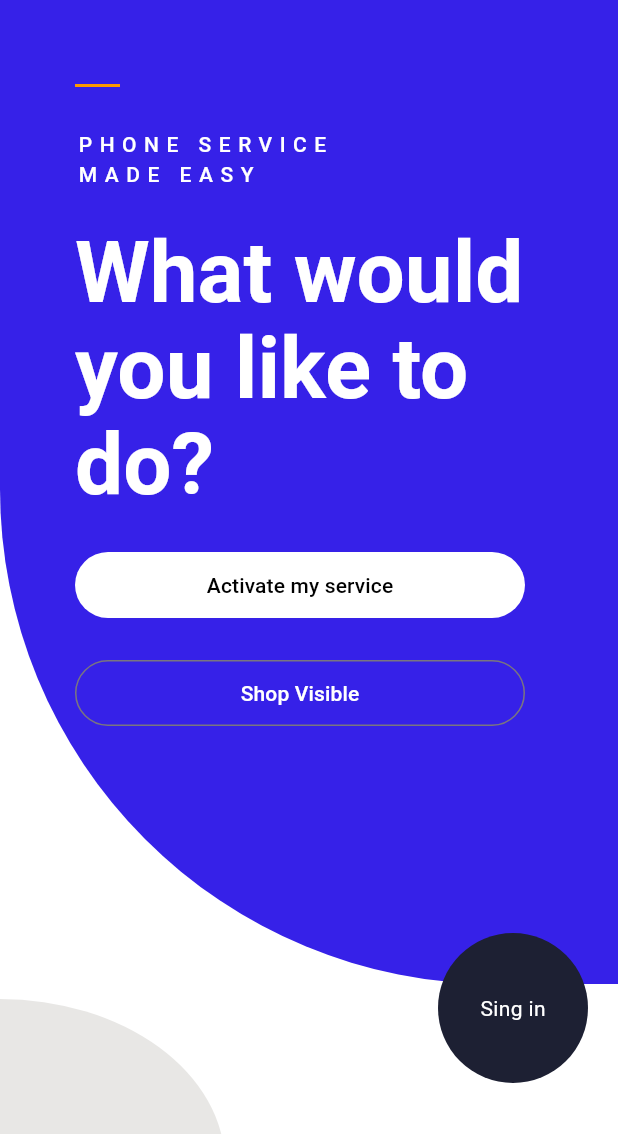
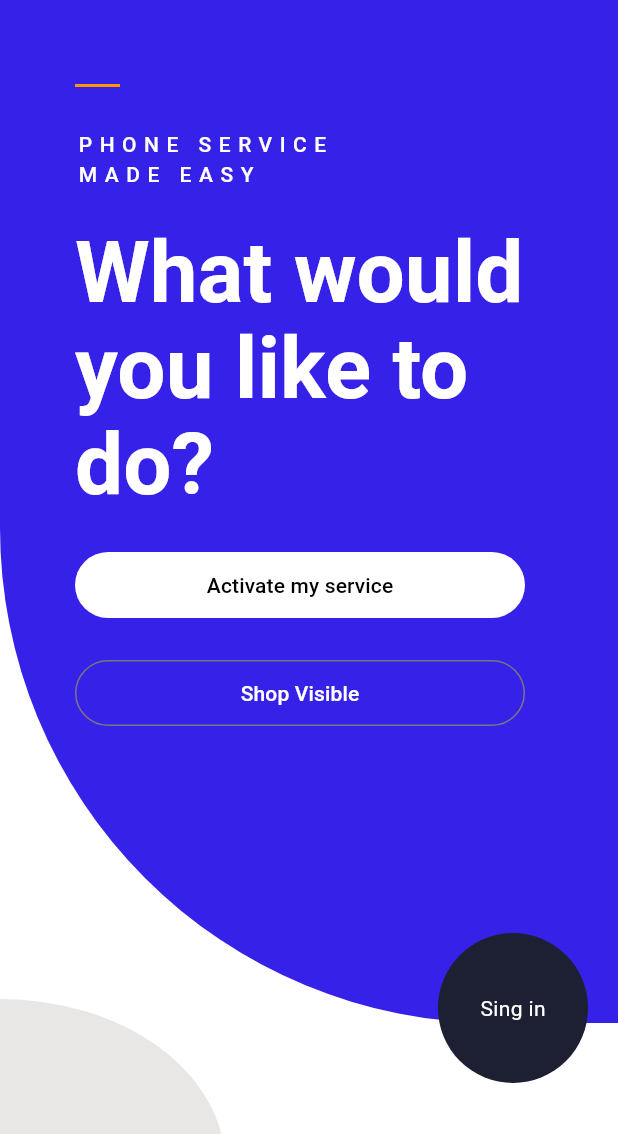
Before and after one commit to mahesh1071997/login_ui, a Flutter app: the screen it shows after launch, on a phone screen of 412 x 824 dp, the part 102-1236 px from its top. Run offline on Flutter 3.47's test engine with Material 3 defaults, Android fonts, the phone set to English and light mode, and no system bars; our stand-ins replace google_fonts; Roboto replaces fonts that are missing (Abel, Aboreto).

Commit message:
ui changes

```diff
--- a/lib/intial-view.dart
+++ b/lib/intial-view.dart
@@ -11,10 +11,15 @@ class InitialView extends StatelessWidget {
   Widget build(BuildContext context) {
     return Scaffold(
       backgroundColor: Colors.white,
-      body: Stack(
-        fit: StackFit.expand,
+      body: SingleChildScrollView(
+        child: SizedBox(
+          height: MediaQuery.sizeOf(context).height,
+          child: Stack(
             children: [
-          Positioned(
+              Align(
+                alignment: Alignment.topCenter,
+                child: Positioned(
+                  height: 750,
                   bottom: 100,
                   width: 500,
                   child: ClipRRect(
@@ -25,6 +30,7 @@ class InitialView extends StatelessWidget {
                       height: 750,
                       padding: const EdgeInsets.symmetric(horizontal: 64.0, vertical: 24.0),
                       color: Color.fromARGB(255, 54, 33, 232),
+                    ),
                   ),
                 ),
               ),
@@ -113,12 +119,15 @@ class InitialView extends StatelessWidget {
               Positioned(
                 bottom: -130,
                 left: -150,
+                child: Align(
+                  alignment: Alignment.bottomLeft,
                   child: ClipOval(
 
                     child: Container(
                       color: Color.fromARGB(255, 232, 231, 229),
                       height: 220,
                       width: 300,
+                    ),
                   ),
                 ),
               ),
@@ -153,6 +162,8 @@ class InitialView extends StatelessWidget {
               ),
             ],
           ),
+        ),
+      ),
     );
   }
 }
```
Also changed, not shown: lib/main.dart (+2 -103 lines), pubspec.lock, 1 other file. Lines whose indentation alone changed are shown as unchanged.
